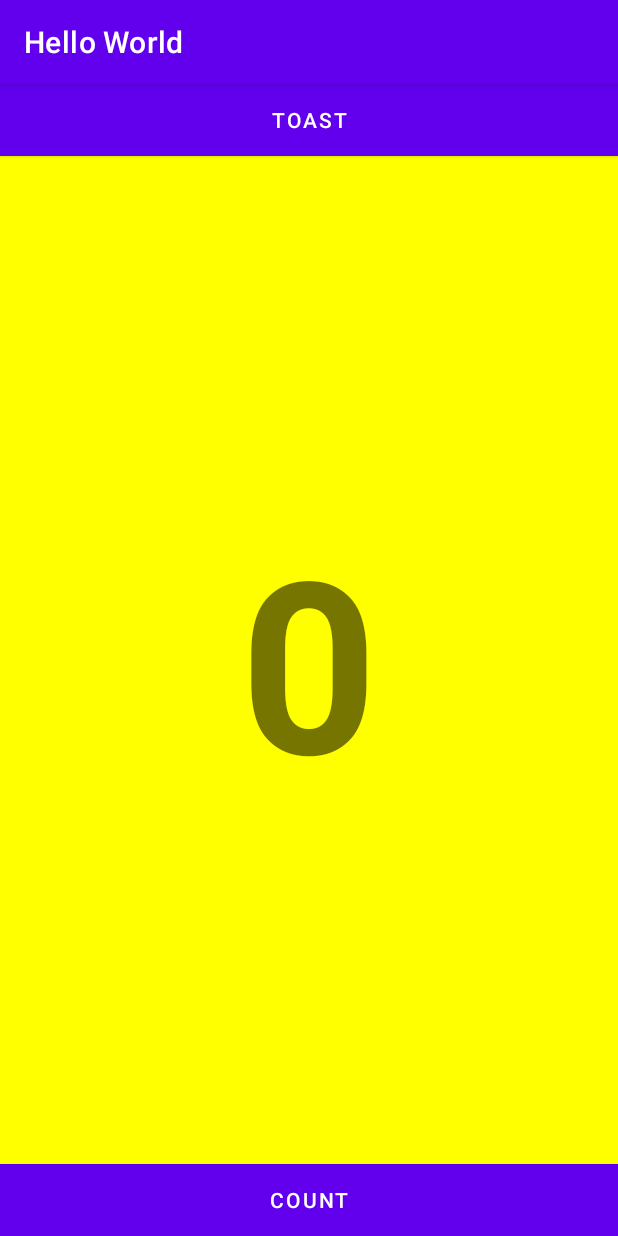
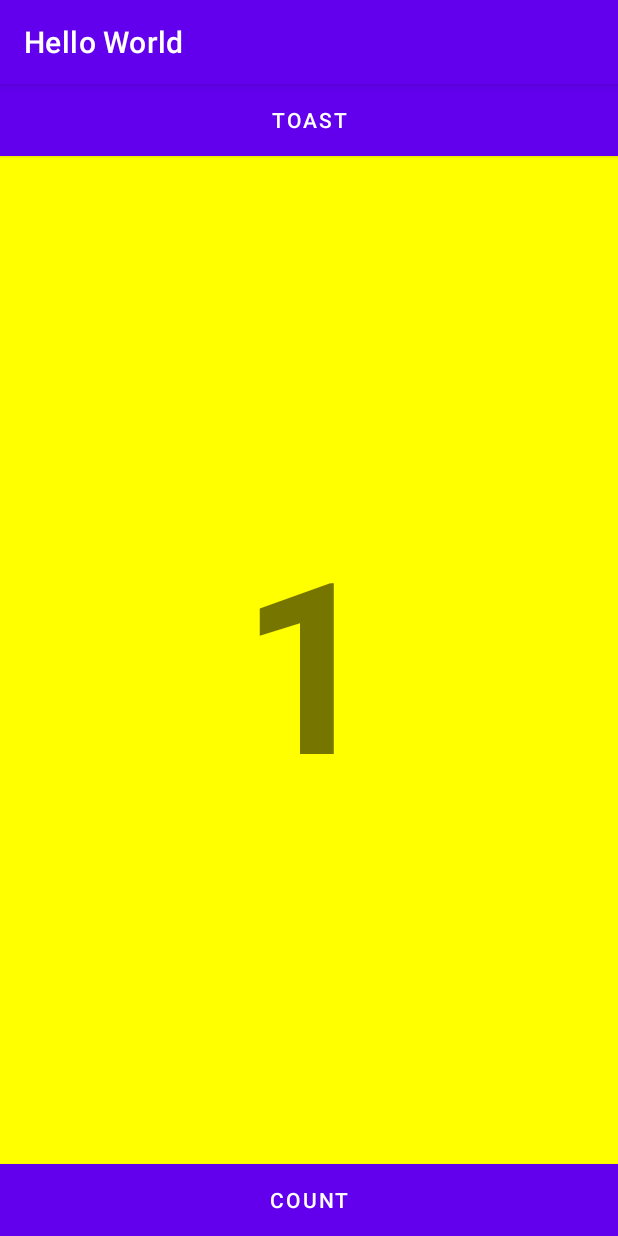
Before and after one commit to zodiacVG/IntelligentMobileDevelopment, an Android app: the screen it shows after launch (MainActivity), after a tap on "COUNT", on a phone screen of 412 x 824 dp. Run offline under Robolectric (Android 15) with nearby library versions, the phone set to English and light mode, and no system bars.

Commit message:
完成linearLayout

```diff
--- a/lab2/app/src/main/java/com/example/helloworld/MainActivity.java
+++ b/lab2/app/src/main/java/com/example/helloworld/MainActivity.java
@@ -3,17 +3,21 @@ package com.example.helloworld;
 import android.os.Bundle;
 import android.util.Log;
 import android.view.View;
+import android.widget.TextView;
 import android.widget.Toast;
 
 import androidx.appcompat.app.AppCompatActivity;
 
 public class MainActivity extends AppCompatActivity {
 
+    private int mCount=0;
+    private TextView mShowCount; //把xml里面的textview抓过来
     @Override
     protected void onCreate(Bundle savedInstanceState) {
         super.onCreate(savedInstanceState);
         setContentView(R.layout.activity_main);
         Log.d("MainActivity", "HelloWorld");
+        mShowCount=(TextView)findViewById(R.id.show_count); //拿到了xml文件里面的view，这一步需要在oncreate里面完成
     }
 
     public void showToast(View view) {
@@ -22,5 +26,8 @@ public class MainActivity extends AppCompatActivity {
     }
 
     public void countUp(View view) {
+        mCount++;
+        if (mShowCount != null)
+            mShowCount.setText(Integer.toString(mCount)); //textview的settext方法
     }
 }
--- /dev/null
+++ b/lab2/app/src/main/res/layout-land/activity_main.xml
@@ -0,0 +1,49 @@
+<?xml version="1.0" encoding="utf-8"?>
+<androidx.constraintlayout.widget.ConstraintLayout xmlns:android="http://schemas.android.com/apk/res/android"
+    xmlns:app="http://schemas.android.com/apk/res-auto"
+    xmlns:tools="http://schemas.android.com/tools"
+    android:layout_width="match_parent"
+    android:layout_height="match_parent"
+    tools:context=".MainActivity">
+
+    <Button
+        android:id="@+id/button_toast"
+        android:layout_width="0dp"
+        android:layout_height="wrap_content"
+        android:background="@color/colorPrimary"
+        android:text="@string/button_lable_toast"
+        android:textColor="@color/white"
+        app:layout_constraintEnd_toEndOf="parent"
+        app:layout_constraintStart_toStartOf="parent"
+        tools:layout_editor_absoluteY="113dp"
+        android:onClick="showToast"/>
+
+    <Button
+        android:id="@+id/button_count"
+        android:layout_width="0dp"
+        android:layout_height="wrap_content"
+        android:background="@color/colorPrimary"
+        android:text="@string/button_label_count"
+        android:textColor="@color/white"
+        app:layout_constraintBottom_toBottomOf="parent"
+        app:layout_constraintEnd_toEndOf="parent"
+        app:layout_constraintStart_toStartOf="parent"
+        android:onClick="countUp"/>
+
+    <TextView
+        android:id="@+id/show_count"
+        android:layout_width="0dp"
+        android:layout_height="0dp"
+        android:background="#FFFF00"
+        android:gravity="center_horizontal|center_vertical"
+        android:text="@string/count_initial_value"
+        android:textSize="120sp"
+        android:textStyle="bold"
+        app:layout_constraintBottom_toTopOf="@+id/button_count"
+        app:layout_constraintEnd_toEndOf="parent"
+        app:layout_constraintHorizontal_bias="0.0"
+        app:layout_constraintStart_toStartOf="parent"
+        app:layout_constraintTop_toBottomOf="@+id/button_toast"
+        app:layout_constraintVertical_bias="0.0" />
+
+</androidx.constraintlayout.widget.ConstraintLayout>
--- a/lab2/app/src/main/res/layout/activity_main.xml
+++ b/lab2/app/src/main/res/layout/activity_main.xml
@@ -1,48 +1,43 @@
 <?xml version="1.0" encoding="utf-8"?>
-<androidx.constraintlayout.widget.ConstraintLayout xmlns:android="http://schemas.android.com/apk/res/android"
+<LinearLayout xmlns:android="http://schemas.android.com/apk/res/android"
     xmlns:app="http://schemas.android.com/apk/res-auto"
     xmlns:tools="http://schemas.android.com/tools"
     android:layout_width="match_parent"
     android:layout_height="match_parent"
+    android:orientation="vertical"
     tools:context=".MainActivity">
 
     <Button
         android:id="@+id/button_toast"
-        android:layout_width="0dp"
+        android:layout_width="match_parent"
         android:layout_height="wrap_content"
         android:background="@color/colorPrimary"
+        android:onClick="showToast"
         android:text="@string/button_lable_toast"
         android:textColor="@color/white"
-        app:layout_constraintEnd_toEndOf="parent"
-        app:layout_constraintStart_toStartOf="parent"
-        tools:layout_editor_absoluteY="113dp"
-        android:onClick="showToast"/>
+        tools:layout_editor_absoluteY="113dp" />
 
-    <Button
-        android:id="@+id/button_count"
-        android:layout_width="0dp"
-        android:layout_height="wrap_content"
-        android:background="@color/colorPrimary"
-        android:text="@string/button_label_count"
-        android:textColor="@color/white"
-        app:layout_constraintBottom_toBottomOf="parent"
-        app:layout_constraintEnd_toEndOf="parent"
-        app:layout_constraintStart_toStartOf="parent"
-        android:onClick="countUp"/>
 
     <TextView
         android:id="@+id/show_count"
-        android:layout_width="0dp"
-        android:layout_height="0dp"
+        android:layout_width="match_parent"
+        android:layout_height="wrap_content"
+        android:layout_weight="1"
         android:background="#FFFF00"
         android:gravity="center_horizontal|center_vertical"
         android:text="@string/count_initial_value"
         android:textSize="160dp"
         android:textStyle="bold"
-        app:layout_constraintBottom_toTopOf="@+id/button_count"
-        app:layout_constraintEnd_toEndOf="parent"
-        app:layout_constraintStart_toStartOf="parent"
-        app:layout_constraintTop_toBottomOf="@+id/button_toast"
-        app:layout_constraintVertical_bias="0.317" />
+        app:layout_constraintHorizontal_bias="0.0"
+        app:layout_constraintVertical_bias="0.0" />
 
-</androidx.constraintlayout.widget.ConstraintLayout>
+    <Button
+        android:id="@+id/button_count"
+        android:layout_width="match_parent"
+        android:layout_height="wrap_content"
+        android:background="@color/colorPrimary"
+        android:onClick="countUp"
+        android:text="@string/button_label_count"
+        android:textColor="@color/white" />
+
+</LinearLayout>
```
Also changed, not shown: 2 other files.
